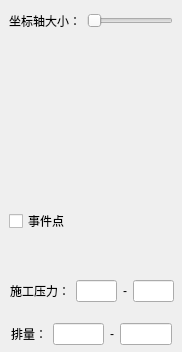
Lyuekiller/Pressurelog, file controldialog.ui: the form before one commit; both pictures show x 0 to 182 and y 0 to 352 of the 182 by 541 pixel window.
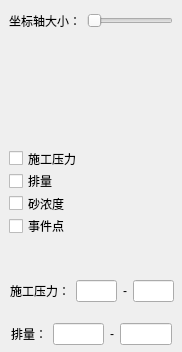
The form after the commit.

What changed in the file:
```diff
--- a/controldialog.ui
+++ b/controldialog.ui
@@ -13,19 +13,6 @@
   <property name="windowTitle">
    <string>Dialog</string>
   </property>
-  <widget class="QCheckBox" name="eventCheckBox">
-   <property name="geometry">
-    <rect>
-     <x>9</x>
-     <y>213</y>
-     <width>59</width>
-     <height>16</height>
-    </rect>
-   </property>
-   <property name="text">
-    <string>事件点</string>
-   </property>
-  </widget>
   <widget class="QWidget" name="layoutWidget">
    <property name="geometry">
     <rect>
@@ -148,7 +135,7 @@
     </item>
    </layout>
   </widget>
-  <widget class="QWidget" name="">
+  <widget class="QWidget" name="layoutWidget">
    <property name="geometry">
     <rect>
      <x>10</x>
@@ -180,6 +167,46 @@
     </item>
    </layout>
   </widget>
+  <widget class="QWidget" name="">
+   <property name="geometry">
+    <rect>
+     <x>9</x>
+     <y>150</y>
+     <width>111</width>
+     <height>84</height>
+    </rect>
+   </property>
+   <layout class="QVBoxLayout" name="verticalLayout">
+    <item>
+     <widget class="QCheckBox" name="preCheckBox">
+      <property name="text">
+       <string>施工压力</string>
+      </property>
+     </widget>
+    </item>
+    <item>
+     <widget class="QCheckBox" name="disCheckBox">
+      <property name="text">
+       <string>排量</string>
+      </property>
+     </widget>
+    </item>
+    <item>
+     <widget class="QCheckBox" name="sandCheckBox">
+      <property name="text">
+       <string>砂浓度</string>
+      </property>
+     </widget>
+    </item>
+    <item>
+     <widget class="QCheckBox" name="eventCheckBox">
+      <property name="text">
+       <string>事件点</string>
+      </property>
+     </widget>
+    </item>
+   </layout>
+  </widget>
  </widget>
  <resources/>
  <connections/>
```
